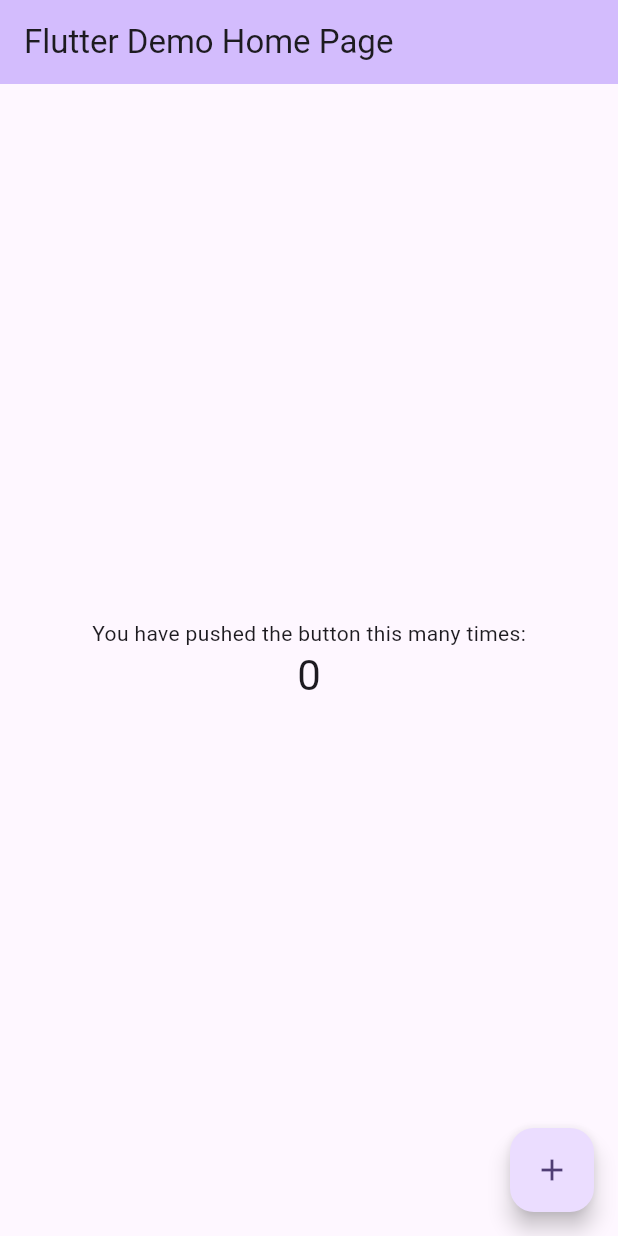
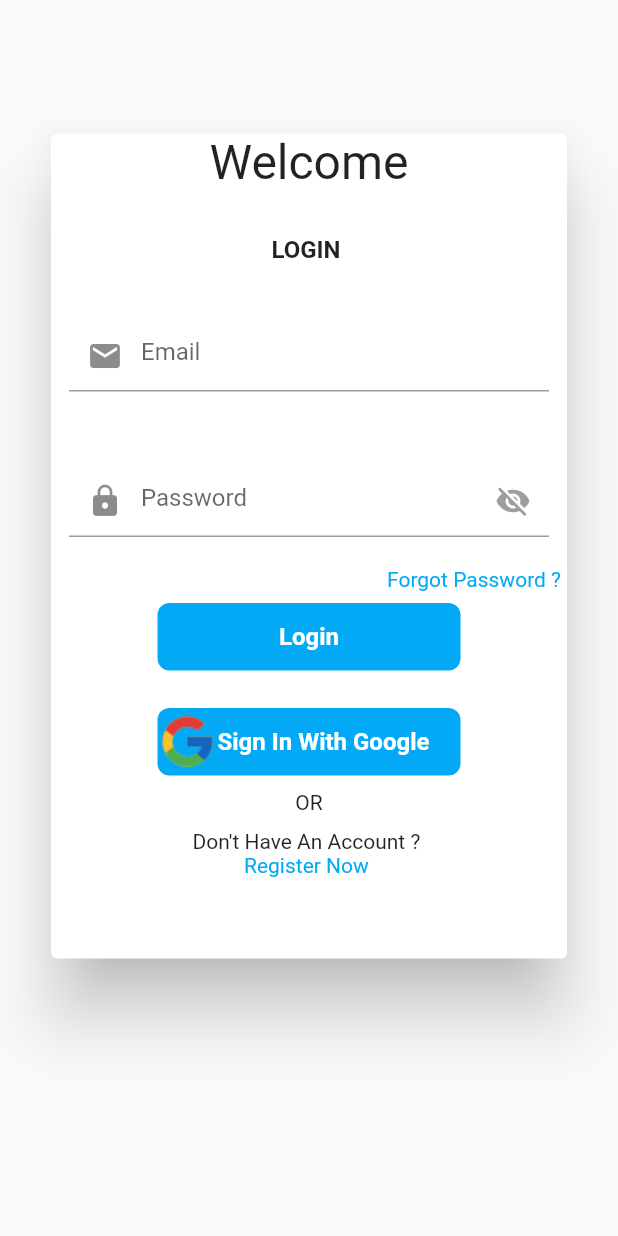
Before and after one commit to DarpanNeve3/flash_chat, a Flutter app: the screen it shows after launch, on a phone screen of 412 x 824 dp. Run offline on Flutter 3.47's test engine with Material 2 defaults, Android fonts, the phone set to English and light mode, and no system bars; our stand-ins replace cloud_firestore, firebase_auth, firebase_core, google_sign_in; accounts and stored records are empty.

Commit message:
all login errors cleared

```diff
--- /dev/null
+++ b/lib/auth/login_page.dart
@@ -0,0 +1,230 @@
+import 'package:chat_app/auth/registration_page.dart';
+import 'package:flutter/material.dart';
+
+import '../auth_service.dart';
+
+var _pass = TextEditingController();
+var _email = TextEditingController();
+
+class LoginPage extends StatelessWidget {
+  const LoginPage({super.key});
+
+
+  //Color customColor = Color(0x00d9d9d9);
+
+  @override
+  Widget build(BuildContext context) {
+    return Scaffold(
+      resizeToAvoidBottomInset: false,
+      body: SingleChildScrollView(
+        child: Center(
+          child: Column(
+            mainAxisAlignment: MainAxisAlignment.start,
+            children: [
+            const SizedBox(
+            height: 60,
+          ),
+
+          const SizedBox(
+            height: 25,
+          ),
+          Card(
+            elevation: 20,
+            child: SizedBox(
+              width: 344,
+              height: 550,
+
+              child: Column(
+                children: [
+                const Text("Welcome", style: TextStyle(fontSize: 32),),
+              const SizedBox(height: 30),
+              const Text(
+                'LOGIN ',
+                style: TextStyle(
+                  fontSize: 16,
+                  fontWeight: FontWeight.bold,),
+              ),
+              const SizedBox(
+                height: 25,
+              ),
+              Padding(
+                padding: const EdgeInsets.all(12.0),
+                child: TextField(
+                  controller: _email,
+                  decoration: const InputDecoration(
+                    hintText: 'Email',
+                    prefixIcon: Icon(Icons.email),
+                  ),
+                  keyboardType: TextInputType.emailAddress,
+                ),
+              ),
+              const SizedBox(
+                height: 25,
+              ),
+              const PasswordButton(),
+              const SizedBox(
+              height: 4,
+            ),
+            Padding(
+              padding: const EdgeInsets.all(4.0),
+              child: Row(
+                mainAxisAlignment: MainAxisAlignment.end,
+                children: [
+                  GestureDetector(
+                    onTap: () {},
+                    child: const Text(
+                      'Forgot Password ?',
+                      style: TextStyle(color: Colors.lightBlue),
+                    ),
+                  ),
+                ],
+              ),
+            ),
+            const SizedBox(
+              height: 4,
+            ),
+            GestureDetector(
+              onTap: () {
+                AuthService()
+                    .signInWithEmailAndPassword(_email.text, _pass.text);
+              },
+              child: Container(
+                width: 202,
+                height: 45,
+                decoration: BoxDecoration(
+                  color: Colors.lightBlue,
+                  borderRadius: BorderRadius.circular(8),
+                ),
+                child: const Row(
+                  mainAxisAlignment: MainAxisAlignment.center,
+                  children: [
+                    Text(
+                      "Login",
+                      style: TextStyle(
+                          fontSize: 16,
+                          // Set the text size
+                          fontWeight: FontWeight.bold,
+                          color: Colors.white),
+                    ),
+                  ],
+                ),
+              ),
+            ),
+            const SizedBox(
+              height: 25,
+            ),
+            GestureDetector(
+              onTap: () {
+                AuthService().signInWithGoogle();
+              },
+              child: Container(
+                width: 202,
+                height: 45,
+                decoration: BoxDecoration(
+                  color: Colors.lightBlue,
+                  borderRadius: BorderRadius.circular(8),
+                ),
+                child: Row(
+                  mainAxisAlignment: MainAxisAlignment.start,
+                  children: [
+                    SizedBox(
+                        width: 40,
+                        height: 40,
+                        child: Image.asset('assets/Images/Google.png')),
+                    const Text(
+                      "Sign In With Google",
+                      style: TextStyle(
+                          fontSize: 16,
+                          // Set the text size
+                          fontWeight: FontWeight.bold,
+                          color: Colors.white),
+                    ),
+                  ],
+                ),
+              ),
+            ),
+            const SizedBox(
+              height: 10,
+            ),
+            const Text('OR'),
+            const SizedBox(
+              height: 10,
+            ),
+            const Text("Don't Have An Account ? "),
+            GestureDetector(
+              onTap: () {
+                Navigator.push(
+                    context,
+                    MaterialPageRoute(
+                        builder: (context) =>
+                        RegistrationPage()));
+              },
+              child: const Text(
+                "Register Now ",
+                style: TextStyle(color: Colors.lightBlue),
+              ),
+            ),
+            const SizedBox(
+              height: 4,
+            ),
+            ],
+          ),
+        ),
+      )
+      ],
+    ),)
+    ,
+    )
+    ,
+    );
+  }
+}
+
+class PasswordButton extends StatefulWidget {
+  const PasswordButton({super.key});
+
+  @override
+  State<PasswordButton> createState() => _PasswordButtonState();
+}
+
+class _PasswordButtonState extends State<PasswordButton> {
+  bool passEncrypted = true;
+  bool obsecureText = true;
+
+  @override
+  void dispose() {
+    _email.text="";
+    _pass.text="";
+    // TODO: implement dispose
+    super.dispose();
+  }
+
+  @override
+  Widget build(BuildContext context) {
+    return Padding(
+      padding: const EdgeInsets.all(12.0),
+      child: TextField(
+        controller: _pass,
+        obscureText: obsecureText,
+        decoration: InputDecoration(
+          hintText: 'Password',
+          prefixIcon: const Icon(Icons.lock),
+          suffixIcon: GestureDetector(
+              onTap: () {
+                setState(
+                      () {
+                    obsecureText = !obsecureText;
+                  },
+                );
+              },
+              child: obsecureText
+                  ? const Icon(Icons.visibility_off,
+                  color: Colors.grey)
+                  : const Icon(Icons.visibility,
+                  color: Colors.grey)),
+        ),
+        keyboardType: TextInputType.emailAddress,
+      ),
+    );
+  }
+}
--- a/lib/auth_service.dart
+++ b/lib/auth_service.dart
@@ -1,10 +1,12 @@
 import 'package:chat_app/profile.dart';
+import 'package:cloud_firestore/cloud_firestore.dart';
 import 'package:firebase_auth/firebase_auth.dart';
 import 'package:flutter/foundation.dart';
 import 'package:flutter/material.dart';
 import 'package:google_sign_in/google_sign_in.dart';
 
-import '../main.dart';
+import 'auth/login_page.dart';
+
 late String userName, userPhoto;
 
 class AuthService {
@@ -13,12 +15,9 @@ class AuthService {
       stream: FirebaseAuth.instance.authStateChanges(),
       builder: (BuildContext context, AsyncSnapshot<User?> snapshot) {
         if (snapshot.hasData) {
-          User? user = snapshot.data;
-          String? email = user?.email;
           return const Profile();
         } else {
-          print("No user is signed in.");
-          return const MyApp();
+          return const LoginPage();
         }
       },
     );
@@ -61,4 +60,44 @@ class AuthService {
     await FirebaseAuth.instance.signOut();
     print("User is signed out.");
   }
+
+  createUserWithEmailAndPassword(
+      String emailAddress, String password, BuildContext context) async {
+    try {
+      final credential =
+          await FirebaseAuth.instance.createUserWithEmailAndPassword(
+        email: emailAddress,
+        password: password,
+      );
+      signInWithEmailAndPassword(emailAddress, password);
+      addUserDataToFirestore(credential.user?.displayName,emailAddress);
+    } on FirebaseAuthException catch (e) {
+      if (e.code == 'weak-password') {
+        print('The password provided is too weak.');
+      } else if (e.code == 'email-already-in-use') {
+        print('The account already exists for that email.');
+      }
+    } catch (e) {
+      print(e);
+    }
+  }
+
+  signInWithEmailAndPassword(String emailAddress, String password) async {
+    try {
+      final credential = await FirebaseAuth.instance
+          .signInWithEmailAndPassword(email: emailAddress, password: password);
+    } on FirebaseAuthException catch (e) {
+      if (e.code == 'user-not-found') {
+        print('No user found for that email.');
+      } else if (e.code == 'wrong-password') {
+        print('Wrong password provided for that user.');
+      }
+    }
+  }
+
+  addUserDataToFirestore(String? name,String email) async {
+    FirebaseAuth _auth = FirebaseAuth.instance;
+    FirebaseFirestore _firestore = FirebaseFirestore.instance;
+    await _firestore.collection("users").doc(_auth.currentUser?.uid).set({"name":name,"email":email,"status":"unavailable"});
+  }
 }
--- a/lib/main.dart
+++ b/lib/main.dart
@@ -1,76 +1,16 @@
+import 'package:firebase_core/firebase_core.dart';
 import 'package:flutter/material.dart';
-import 'package:firebase_core/firebase_core.dart';
+import 'auth_service.dart';
 import 'firebase_options.dart';
+
 Future<void> main() async {
   WidgetsFlutterBinding.ensureInitialized();
   await Firebase.initializeApp(
     options: DefaultFirebaseOptions.currentPlatform,
   );
-  runApp(const MyApp());
+  runApp(
+    MaterialApp(
+      home: AuthService().handleAuthState(),
+    ),
+  );
 }
-
-class MyApp extends StatelessWidget {
-  const MyApp({super.key});
-
-  @override
-  Widget build(BuildContext context) {
-    return MaterialApp(
-      title: 'Flutter Demo',
-      theme: ThemeData(
-        colorScheme: ColorScheme.fromSeed(seedColor: Colors.deepPurple),
-        useMaterial3: true,
-      ),
-      home: const MyHomePage(title: 'Flutter Demo Home Page'),
-    );
-  }
-}
-
-class MyHomePage extends StatefulWidget {
-  const MyHomePage({super.key, required this.title});
-
-
-
-  final String title;
-
-  @override
-  State<MyHomePage> createState() => _MyHomePageState();
-}
-
-class _MyHomePageState extends State<MyHomePage> {
-  int _counter = 0;
-
-  void _incrementCounter() {
-    setState(() {
-      _counter++;
-    });
-  }
-
-  @override
-  Widget build(BuildContext context) {
-    return Scaffold(
-      appBar: AppBar(
-        backgroundColor: Theme.of(context).colorScheme.inversePrimary,
-        title: Text(widget.title),
-      ),
-      body: Center(
-        child: Column(
-          mainAxisAlignment: MainAxisAlignment.center,
-          children: <Widget>[
-            const Text(
-              'You have pushed the button this many times:',
-            ),
-            Text(
-              '$_counter',
-              style: Theme.of(context).textTheme.headlineMedium,
-            ),
-          ],
-        ),
-      ),
-      floatingActionButton: FloatingActionButton(
-        onPressed: _incrementCounter,
-        tooltip: 'Increment',
-        child: const Icon(Icons.add),
-      )
-    );
-  }
-}
--- a/pubspec.yaml
+++ b/pubspec.yaml
@@ -38,6 +38,7 @@ dependencies:
   firebase_core: ^2.14.0
   firebase_auth: ^4.6.3
   google_sign_in: ^6.1.4
+  cloud_firestore: ^4.8.2
 
 dev_dependencies:
   flutter_test:
@@ -62,7 +63,8 @@ flutter:
   uses-material-design: true
 
   # To add assets to your application, add an assets section, like this:
-  # assets:
+  assets:
+    - assets/Images/
   #   - images/a_dot_burr.jpeg
   #   - images/a_dot_ham.jpeg
 
```
Also changed, not shown: lib/auth/registration_page.dart (added, +222 -0 lines), lib/profile.dart (+20 -1 lines), assets/Images/Google.png (added), pubspec.lock, 2 other files.
